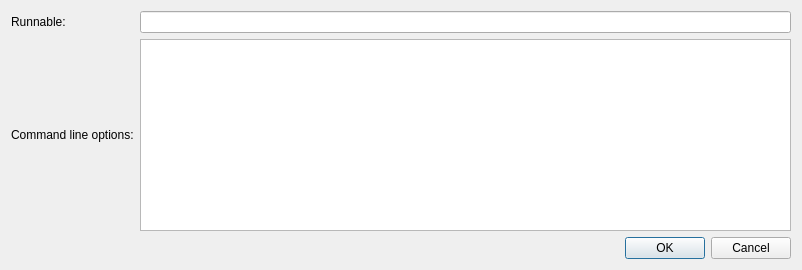
Qt form Code/Mantid/MantidQt/CustomInterfaces/inc/MantidQtCustomInterfaces/TomoReconstruction/TomoToolConfigCustom.ui (mantidproject/mantid) before a commit.
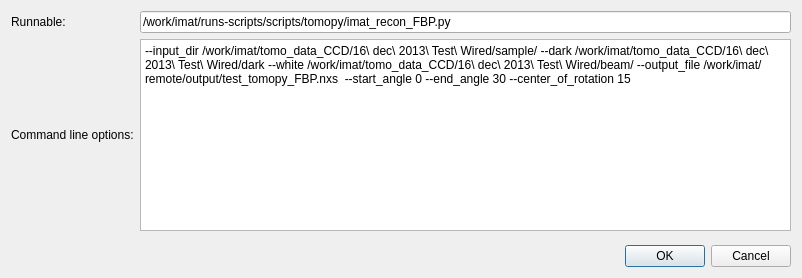
The same form after that commit.

```diff
--- a/Code/Mantid/MantidQt/CustomInterfaces/inc/MantidQtCustomInterfaces/TomoReconstruction/TomoToolConfigCustom.ui
+++ b/Code/Mantid/MantidQt/CustomInterfaces/inc/MantidQtCustomInterfaces/TomoReconstruction/TomoToolConfigCustom.ui
@@ -7,7 +7,7 @@
     <x>0</x>
     <y>0</y>
     <width>802</width>
-    <height>152</height>
+    <height>278</height>
    </rect>
   </property>
   <property name="windowTitle">
@@ -24,7 +24,11 @@
       </widget>
      </item>
      <item row="0" column="2">
-      <widget class="QLineEdit" name="lineEdit_runnable"/>
+      <widget class="QLineEdit" name="lineEdit_runnable">
+       <property name="text">
+        <string>/work/imat/runs-scripts/scripts/tomopy/imat_recon_FBP.py</string>
+       </property>
+      </widget>
      </item>
      <item row="1" column="0" colspan="2">
       <widget class="QLabel" name="label_cli_options">
@@ -47,6 +51,13 @@
          <verstretch>0</verstretch>
         </sizepolicy>
        </property>
+       <property name="html">
+        <string>&lt;!DOCTYPE HTML PUBLIC &quot;-//W3C//DTD HTML 4.0//EN&quot; &quot;http://www.w3.org/TR/REC-html40/strict.dtd&quot;&gt;
+&lt;html&gt;&lt;head&gt;&lt;meta name=&quot;qrichtext&quot; content=&quot;1&quot; /&gt;&lt;style type=&quot;text/css&quot;&gt;
+p, li { white-space: pre-wrap; }
+&lt;/style&gt;&lt;/head&gt;&lt;body style=&quot; font-family:'Sans Serif'; font-size:9pt; font-weight:400; font-style:normal;&quot;&gt;
+&lt;p style=&quot; margin-top:0px; margin-bottom:0px; margin-left:0px; margin-right:0px; -qt-block-indent:0; text-indent:0px;&quot;&gt;--input_dir /work/imat/tomo_data_CCD/16\ dec\ 2013\ Test\ Wired/sample/ --dark /work/imat/tomo_data_CCD/16\ dec\ 2013\ Test\ Wired/dark --white /work/imat/tomo_data_CCD/16\ dec\ 2013\ Test\ Wired/beam/ --output_file /work/imat/remote/output/test_tomopy_FBP.nxs  --start_angle 0 --end_angle 30 --center_of_rotation 15&lt;/p&gt;&lt;/body&gt;&lt;/html&gt;</string>
+       </property>
       </widget>
      </item>
      <item row="2" column="1" colspan="2">
```
Left out of the diff: 2 changed lines with no effect on the pictures.
